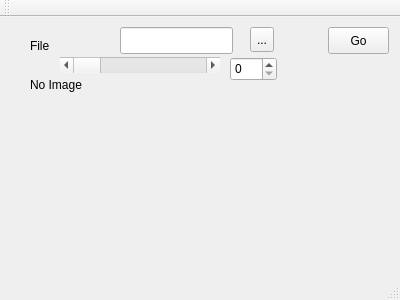
Qt form mainwindow.ui (Stormgears-FRC-5422/mjutil) before a commit.
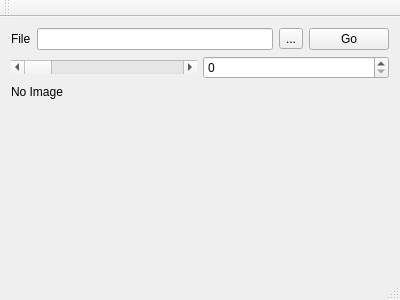
The same form after that commit.

Commit message: include bug fixes made at 2016 world competition allow selection of range of frame numbers to use

```diff
--- a/mainwindow.ui
+++ b/mainwindow.ui
@@ -14,91 +14,70 @@
    <string>MainWindow</string>
   </property>
   <widget class="QWidget" name="centralWidget">
+   <layout class="QVBoxLayout" name="verticalLayout">
+    <item>
+     <layout class="QHBoxLayout" name="horizontalLayout">
+      <item>
    <widget class="QLabel" name="label">
-    <property name="geometry">
-     <rect>
-      <x>30</x>
-      <y>20</y>
-      <width>67</width>
-      <height>17</height>
-     </rect>
-    </property>
     <property name="text">
      <string>File</string>
     </property>
    </widget>
-   <widget class="QLineEdit" name="fileEdit">
-    <property name="geometry">
-     <rect>
-      <x>120</x>
-      <y>10</y>
-      <width>113</width>
-      <height>27</height>
-     </rect>
-    </property>
-   </widget>
-   <widget class="QPushButton" name="buttonGo">
-    <property name="geometry">
-     <rect>
-      <x>328</x>
-      <y>10</y>
-      <width>61</width>
-      <height>27</height>
-     </rect>
-    </property>
-    <property name="text">
-     <string>Go</string>
-    </property>
-   </widget>
+      </item>
+      <item>
+       <widget class="QLineEdit" name="fileEdit"/>
+      </item>
+      <item>
    <widget class="QToolButton" name="fileTool">
-    <property name="geometry">
-     <rect>
-      <x>250</x>
-      <y>10</y>
-      <width>24</width>
-      <height>25</height>
-     </rect>
-    </property>
     <property name="text">
      <string>...</string>
     </property>
    </widget>
-   <widget class="QLabel" name="labelImage">
-    <property name="geometry">
-     <rect>
-      <x>30</x>
-      <y>60</y>
-      <width>61</width>
-      <height>16</height>
-     </rect>
-    </property>
+      </item>
+      <item>
+       <widget class="QPushButton" name="buttonGo">
     <property name="text">
-     <string>No Image</string>
-    </property>
-   </widget>
+         <string>Go</string>
+        </property>
+       </widget>
+      </item>
+     </layout>
+    </item>
+    <item>
+     <layout class="QHBoxLayout" name="horizontalLayout_2">
+      <item>
    <widget class="QScrollBar" name="scrollImage">
-    <property name="geometry">
-     <rect>
-      <x>60</x>
-      <y>40</y>
-      <width>160</width>
-      <height>16</height>
-     </rect>
-    </property>
     <property name="orientation">
      <enum>Qt::Horizontal</enum>
     </property>
    </widget>
-   <widget class="QSpinBox" name="spinFrame">
-    <property name="geometry">
-     <rect>
-      <x>230</x>
-      <y>40</y>
-      <width>47</width>
-      <height>24</height>
-     </rect>
-    </property>
-   </widget>
+      </item>
+      <item>
+       <widget class="QSpinBox" name="spinFrame"/>
+      </item>
+     </layout>
+    </item>
+    <item>
+     <widget class="QLabel" name="labelImage">
+      <property name="text">
+       <string>No Image</string>
+      </property>
+     </widget>
+    </item>
+    <item>
+     <spacer name="verticalSpacer">
+      <property name="orientation">
+       <enum>Qt::Vertical</enum>
+      </property>
+      <property name="sizeHint" stdset="0">
+       <size>
+        <width>20</width>
+        <height>126</height>
+       </size>
+      </property>
+     </spacer>
+    </item>
+   </layout>
   </widget>
   <widget class="QMenuBar" name="menuBar">
    <property name="geometry">
```
Left out of the diff: 2 changed lines with no effect on the pictures. Lines whose indentation alone changed are shown as unchanged. The commit also changes 5 other files.
